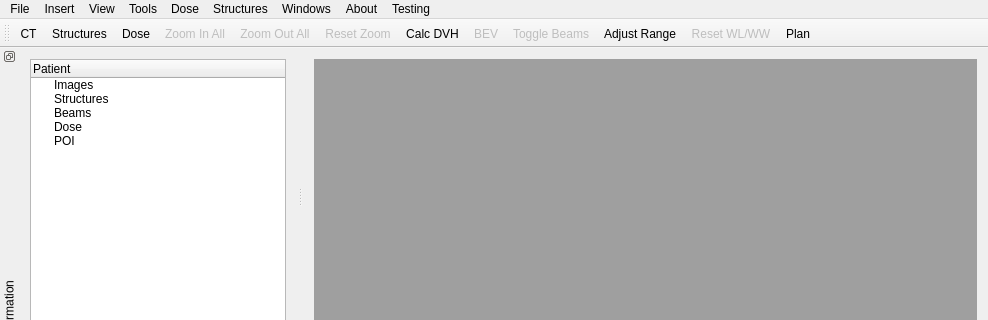
This is mainwindow.ui in Jothy/KIMView as Qt 5 draws it before an edit; both pictures show x 0 to 988 and y 0 to 320 of the 988 by 586 pixel window. The edited form follows.
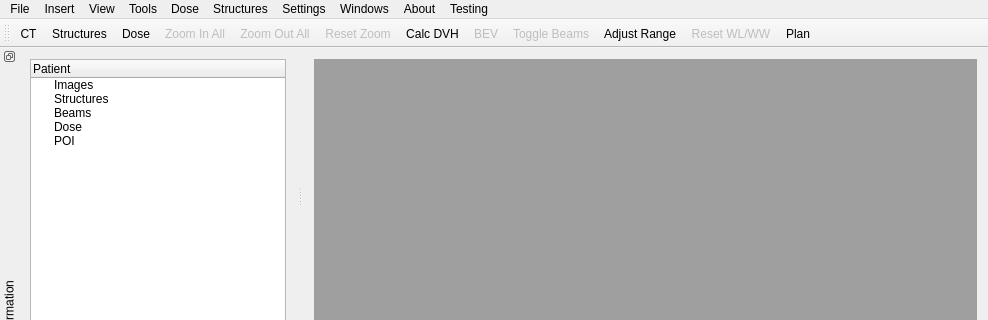
This is the edited form. Icons and pictures are not drawn.

Commit message: IPConfigDialog added to Settings menu

Diff of the .ui file:
```diff
--- a/mainwindow.ui
+++ b/mainwindow.ui
@@ -130,12 +130,19 @@
     </property>
     <addaction name="actionAbout_QT"/>
    </widget>
+   <widget class="QMenu" name="menuSettings">
+    <property name="title">
+     <string>Settings</string>
+    </property>
+    <addaction name="actionIP_COnfiguration"/>
+   </widget>
    <addaction name="menuFile"/>
    <addaction name="menuInsert"/>
    <addaction name="menuView"/>
    <addaction name="menuTools"/>
    <addaction name="menuDose"/>
    <addaction name="menuStructures"/>
+   <addaction name="menuSettings"/>
    <addaction name="menuWindows"/>
    <addaction name="menuAbout"/>
    <addaction name="menuHelp"/>
```
Left out of the diff: 5 changed lines with no effect on the pictures. The commit also changes 6 other files.
